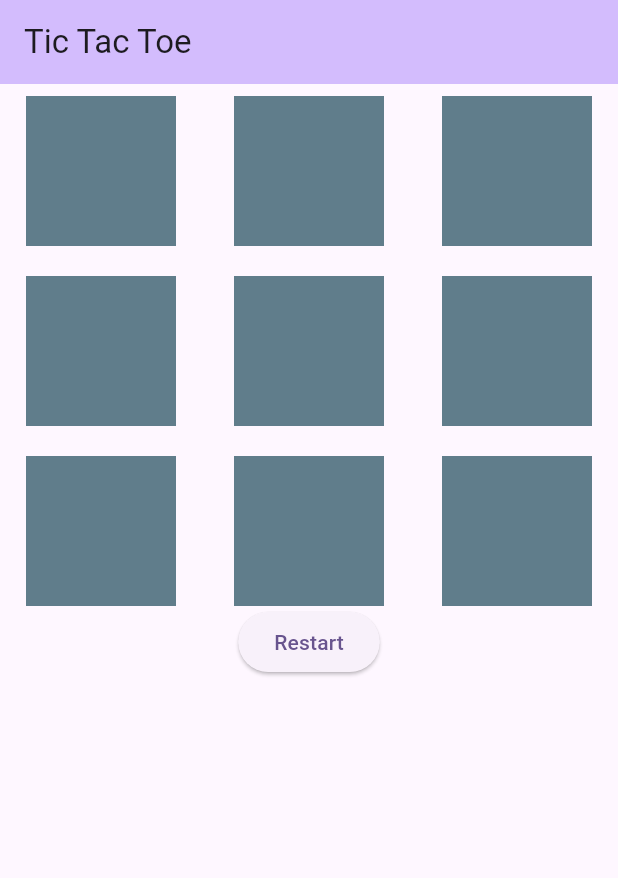
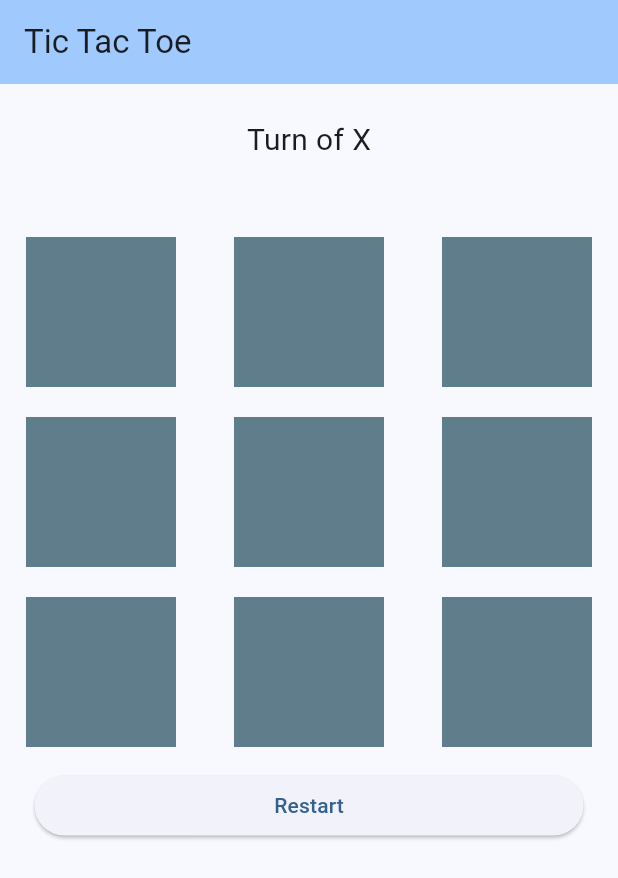
Before and after one commit to Tanujs1994/tictactieGame, a Flutter app: the screen it shows after launch, on a phone screen of 412 x 824 dp. Shown: the top 878 px of the screen. Run offline on Flutter 3.47's test engine with Material 2 defaults, Android fonts, the phone set to English and light mode, and no system bars.

Commit message:
give turn X and 0

```diff
--- a/lib/main.dart
+++ b/lib/main.dart
@@ -21,7 +21,7 @@ class _MyAppState extends State<MyApp> {
     return MaterialApp(
       title: 'Flutter Demo',
       theme: ThemeData(
-        colorScheme: ColorScheme.fromSeed(seedColor: Colors.deepPurple),
+        colorScheme: ColorScheme.fromSeed(seedColor: Colors.blue),
         useMaterial3: true,
       ),
       home: const MyHomePage(title: 'Tic Tac Toe'),
@@ -41,18 +41,20 @@ class MyHomePage extends StatefulWidget {
 class _MyHomePageState extends State<MyHomePage> {
   List<String> allCells = ["", "", "", "", "", "", "", "", "", ""];
   bool isOdd = true;
+  var whosTurnNext = 'X';
 
   void ACellWasClicked(int idx) {
     print('user clicked on cell $idx');
     setState(() {
       if (isOdd) {
+        whosTurnNext = "0";
         allCells[idx] = "X";
         isOdd = false;
       } else {
+        whosTurnNext = 'X';
         isOdd = true;
         allCells[idx] = "0";
       }
-
     });
   }
 
@@ -67,8 +69,14 @@ class _MyHomePageState extends State<MyHomePage> {
           padding: const EdgeInsets.all(8.0),
           child: ListView(
             children: [
-              Column(
-                children: [
+              Center(
+                  child: Padding(
+                padding: const EdgeInsets.only(bottom: 50, top: 15),
+                child: Text(
+                  'Turn of $whosTurnNext',
+                  style: TextStyle(fontSize: 20),
+                ),
+              )),
               Row(
                 mainAxisAlignment: MainAxisAlignment.spaceEvenly,
                 children: [
@@ -153,15 +161,16 @@ class _MyHomePageState extends State<MyHomePage> {
                   ),
                 ],
               ),
-                  ElevatedButton(
+              Padding(
+                padding: const EdgeInsets.all(15.0),
+                child: ElevatedButton(
                     onPressed: () {
                       setState(() {
                         allCells = ["", "", "", "", "", "", "", "", "", ""];
                         isOdd = true;
                       });
                     },
-                      child: Text('Restart'))
-                ],
+                    child: Text('Restart')),
               )
             ],
           ),
```
Lines whose indentation alone changed are shown as unchanged.
